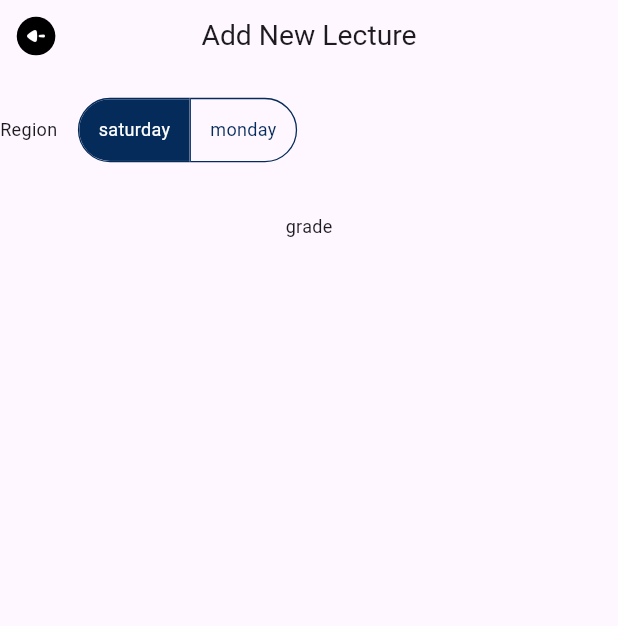
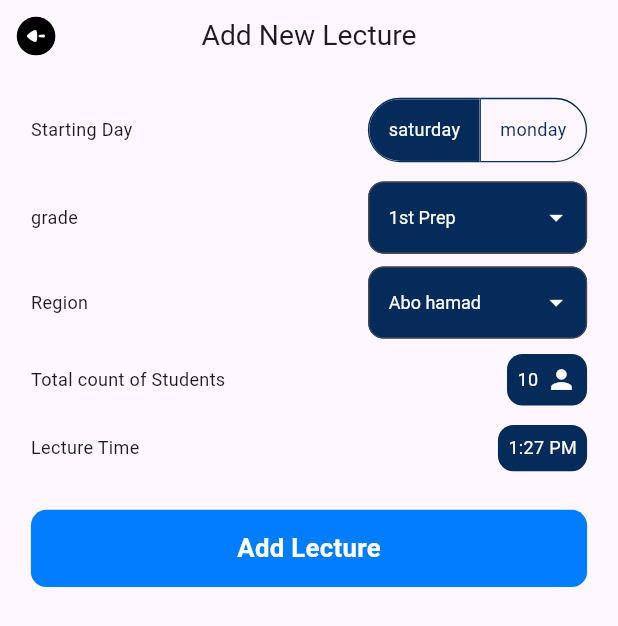
Before and after one commit to abd0-kha1ed/attendance-system, a Flutter app: the AddLectureView screen opened by its route, on a phone screen of 412 x 824 dp. Shown: the top 626 px of the screen. Run offline on Flutter 3.47's test engine with Material 3 defaults, Android fonts, the phone set to English and light mode, and no system bars; our stand-ins replace font_awesome_flutter, go_router, responsive_framework, shared_preferences; accounts and stored records are empty.

Commit message:
add new lecture done

```diff
--- a/lib/feature/home/presentation/view/widgets/add_lecture_view_body.dart
+++ b/lib/feature/home/presentation/view/widgets/add_lecture_view_body.dart
@@ -1,4 +1,6 @@
 import 'package:attendance/constant.dart';
+import 'package:attendance/core/widgets/custom_container.dart';
+import 'package:attendance/feature/home/presentation/view/widgets/custom_dropdown_button.dart';
 
 import 'package:flutter/material.dart';
 
@@ -14,14 +16,17 @@ class _AddLectureViewBodyState extends State<AddLectureViewBody> {
 
   @override
   Widget build(BuildContext context) {
-    return Column(
+    return Padding(
+      padding: const EdgeInsets.symmetric(horizontal: 24),
+      child: Column(
         children: [
           const SizedBox(
             height: 20,
           ),
           Row(
+            mainAxisAlignment: MainAxisAlignment.spaceBetween,
             children: [
-            const Text('Region'),
+              const Text('Starting Day'),
               const SizedBox(width: 16),
               ToggleButtons(
                 color: kAppBarColor,
@@ -64,11 +69,112 @@ class _AddLectureViewBodyState extends State<AddLectureViewBody> {
             ],
           ),
           const SizedBox(
-          height: 40,
+            height: 15,
           ),
-        const Text('grade'),
-        // CustomDropDown()
+          const Row(
+            mainAxisAlignment: MainAxisAlignment.spaceBetween,
+            children: [
+              Text('grade'),
+              CustomDropdownButton(
+                items: [
+                  '1st Prep',
+                  '2nd Prep',
+                  '3rd Prep',
+                  '1st Secondary',
+                  '2nd Secondary',
+                  '3rd Secondary'
                 ],
+              ),
+            ],
+          ),
+          const SizedBox(
+            height: 10,
+          ),
+          const Row(
+            mainAxisAlignment: MainAxisAlignment.spaceBetween,
+            children: [
+              Text('Region'),
+              CustomDropdownButton(items: [
+                'Abo hamad',
+                'Zagazig',
+                '10th of ramadan',
+                'Dyarb negm',
+                'Minya el qamh',
+                'Almogaze',
+                'Shnbara',
+              ]),
+            ],
+          ),
+          const SizedBox(
+            height: 12,
+          ),
+          Row(
+            mainAxisAlignment: MainAxisAlignment.spaceBetween,
+            children: [
+              const Text('Total count of Students'),
+              GestureDetector(
+                onTap: () {},
+                child: Container(
+                  decoration: BoxDecoration(
+                    borderRadius: BorderRadius.circular(12),
+                    color: kAppBarColor,
+                  ),
+                  child: const Padding(
+                    padding: EdgeInsets.all(8.0),
+                    child: Row(
+                      children: [
+                        Text(
+                          '10',
+                          style: TextStyle(color: Colors.white),
+                        ),
+                        SizedBox(
+                          width: 6,
+                        ),
+                        Icon(
+                          Icons.person,
+                          color: Colors.white,
+                        ),
+                      ],
+                    ),
+                  ),
+                ),
+              ),
+            ],
+          ),
+          const SizedBox(
+            height: 15,
+          ),
+          Row(
+            mainAxisAlignment: MainAxisAlignment.spaceBetween,
+            children: [
+              const Text('Lecture Time'),
+              GestureDetector(
+                onTap: () {},
+                child: Container(
+                  decoration: BoxDecoration(
+                    borderRadius: BorderRadius.circular(12),
+                    color: kAppBarColor,
+                  ),
+                  child: const Padding(
+                    padding: EdgeInsets.all(8.0),
+                    child: Text(
+                      '1:27 PM',
+                      style: TextStyle(color: Colors.white),
+                    ),
+                  ),
+                ),
+              ),
+            ],
+          ),
+          const SizedBox(
+            height: 30,
+          ),
+          CustomContainer(
+            text: 'Add Lecture',
+            onTap: () {},
+          )
+        ],
+      ),
     );
   }
 }
--- /dev/null
+++ b/lib/feature/home/presentation/view/widgets/custom_dropdown_button.dart
@@ -0,0 +1,76 @@
+
+import 'package:attendance/constant.dart';
+import 'package:flutter/material.dart';
+import 'package:shared_preferences/shared_preferences.dart';
+
+class CustomDropdownButton extends StatefulWidget {
+  const CustomDropdownButton({super.key, required this.items});
+  final List<String> items;
+
+  @override
+  _CustomDropdownButtonState createState() => _CustomDropdownButtonState();
+}
+
+class _CustomDropdownButtonState extends State<CustomDropdownButton> {
+  String? selectedValue;
+
+  @override
+  void initState() {
+    super.initState();
+    _loadLastSelectedValue();
+  }
+
+  Future<void> _loadLastSelectedValue() async {
+    SharedPreferences prefs = await SharedPreferences.getInstance();
+    setState(() {
+      selectedValue = prefs.getString('lastSelectedValue') ?? widget.items[0];
+    });
+  }
+
+  Future<void> _saveLastSelectedValue(String value) async {
+    SharedPreferences prefs = await SharedPreferences.getInstance();
+    await prefs.setString('lastSelectedValue', value);
+  }
+
+  @override
+  Widget build(BuildContext context) {
+    return SizedBox(
+      width: 170,
+      child: DropdownButtonFormField<String>(
+        iconEnabledColor: Colors.white,
+        decoration: InputDecoration(
+          filled: true,
+          fillColor: kAppBarColor,
+          border: OutlineInputBorder(
+            borderRadius: BorderRadius.circular(12),
+          ),
+        ),
+        value: selectedValue,
+        onChanged: (String? newValue) {
+          setState(() {
+            selectedValue = newValue!;
+          });
+          _saveLastSelectedValue(newValue!);
+        },
+        items: widget.items.map<DropdownMenuItem<String>>((String value) {
+          return DropdownMenuItem<String>(
+            value: value,
+            child: Text(
+              value,
+              style: const TextStyle(color: Colors.black),
+            ),
+          );
+        }).toList(),
+        selectedItemBuilder: (BuildContext context) {
+          return widget.items.map((String value) {
+            return Text(
+              value,
+              style: const TextStyle(color: Colors.white),
+            );
+          }).toList();
+        },
+        style: const TextStyle(color: Colors.black),
+      ),
+    );
+  }
+}
--- a/lib/main.dart
+++ b/lib/main.dart
@@ -12,8 +12,7 @@ class Attendance extends StatelessWidget {
   Widget build(BuildContext context) {
     return MaterialApp.router(
       routerConfig: AppRouters.router,
-      builder: (context, child) => ResponsiveWrapper.builder(
-          child,
+      builder: (context, child) => ResponsiveWrapper.builder(child,
           maxWidth: 1200,
           minWidth: 480,
           defaultScale: true,
@@ -25,8 +24,7 @@ class Attendance extends StatelessWidget {
           background: Container(color: const Color(0xFFF5F5F5))),
       // initialRoute: "/",
 
+      // theme: ThemeData.light(),
     );
-
   }
-
 }
--- a/pubspec.yaml
+++ b/pubspec.yaml
@@ -34,6 +34,7 @@ dependencies:
   font_awesome_flutter: ^10.7.0
   go_router: ^14.3.0
   responsive_framework: ^0.2.0
+  shared_preferences: ^2.0.15
 
 dev_dependencies:
   flutter_lints: ^4.0.0
```
Also changed, not shown: pubspec.lock, 1 other file. Lines whose indentation alone changed are shown as unchanged.
